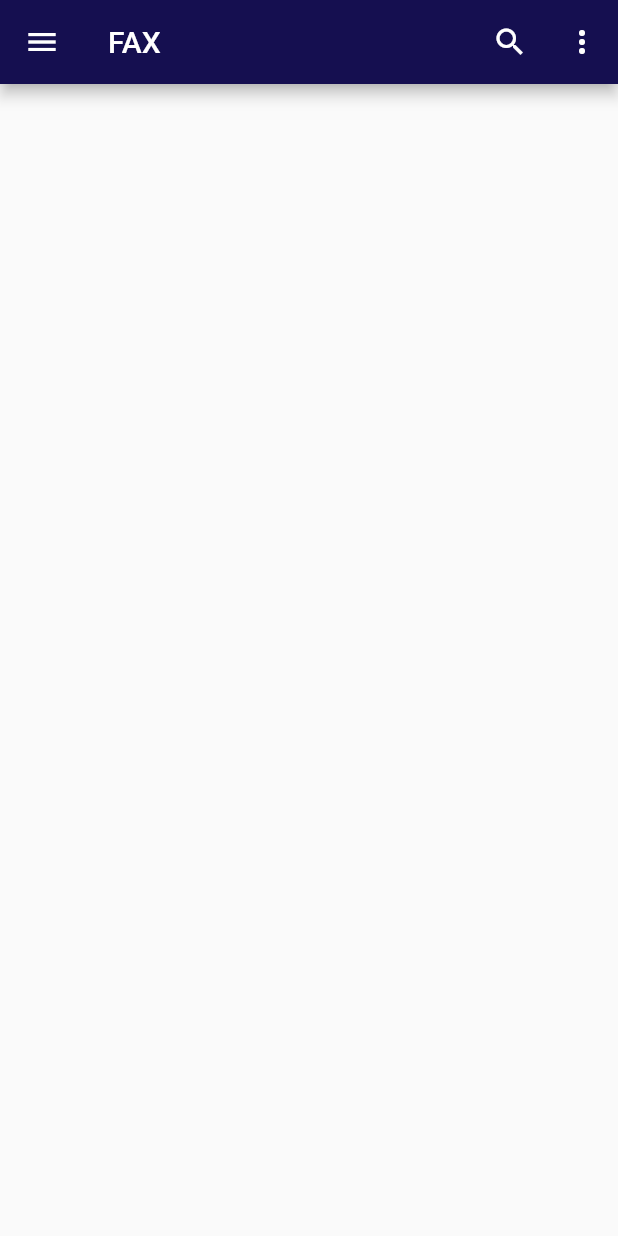
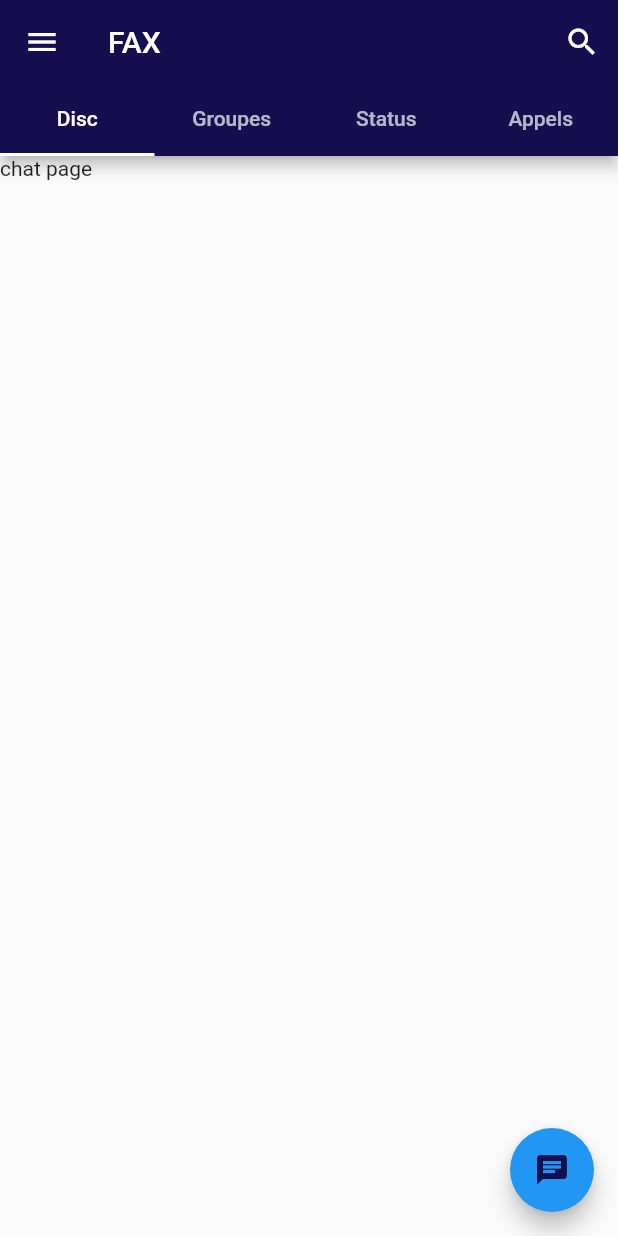
Before and after one commit to abk2035/Fax, a Flutter app: the HomePage screen opened directly, on a phone screen of 412 x 824 dp. Run offline on Flutter 3.47's test engine with Material 2 defaults, Android fonts, the phone set to English and light mode, and no system bars.

Commit message:
-add tabar -create chatpage

```diff
--- a/lib/main.dart
+++ b/lib/main.dart
@@ -4,6 +4,7 @@ import 'package:fax/pages/profil.dart';
 import 'package:fax/pages/register.dart';
 import 'package:fax/pages/splash.dart';
 import 'package:flutter/material.dart';
+
 
 void main() {
   runApp(const MyApp());
@@ -31,7 +32,7 @@ class MyApp extends StatelessWidget {
         primaryColor: const Color(0xff150F50),
       ),
       debugShowCheckedModeBanner: false,
-      home: const ProfilePage(email: 'email', userName: 'userName'),
+      home: const HomePage()//const ProfilePage(email: 'email', userName: 'userName'),
     );
   }
 }
--- /dev/null
+++ b/lib/pages/chat.dart
@@ -0,0 +1,26 @@
+import 'package:flutter/material.dart';
+import 'package:flutter/src/foundation/key.dart';
+import 'package:flutter/src/widgets/framework.dart';
+
+class ChatPage extends StatefulWidget {
+  const ChatPage({Key? key}) : super(key: key);
+
+  @override
+  State<ChatPage> createState() => _ChatPageState();
+}
+
+class _ChatPageState extends State<ChatPage> {
+  @override
+  Widget build(BuildContext context) {
+    return Scaffold(
+      floatingActionButton: FloatingActionButton(
+        onPressed: () {},
+        child: Icon(
+          Icons.chat,
+          color: Theme.of(context).primaryColor,
+        ),
+      ),
+      body: const Text("chat page"),
+    );
+  }
+}
--- a/lib/pages/home.dart
+++ b/lib/pages/home.dart
@@ -1,3 +1,4 @@
+import 'package:fax/pages/chat.dart';
 import 'package:fax/pages/profil.dart';
 import 'package:flutter/material.dart';
 import 'package:flutter/src/foundation/key.dart';
@@ -10,35 +11,51 @@ class HomePage extends StatefulWidget {
   State<HomePage> createState() => _HomePageState();
 }
 
-class _HomePageState extends State<HomePage> {
+class _HomePageState extends State<HomePage>
+    with SingleTickerProviderStateMixin {
   String userName = "jhon doe";
   String email = "";
   bool _isLoading = false;
   String groupName = "";
 
+  late TabController _controller;
+
+  @override
+  void initState() {
+    super.initState();
+    _controller = TabController(
+      length: 4,
+      vsync: this,
+    );
+  }
+
   @override
   Widget build(BuildContext context) {
     return Scaffold(
       appBar: AppBar(
-        title: const Text('FAX'),
+        title: const Text("FAX"),
         backgroundColor: Theme.of(context).primaryColor,
         actions: [
           IconButton(icon: const Icon(Icons.search), onPressed: () {}),
-          PopupMenuButton<String>(onSelected: (value) {
-            print(value);
-          }, itemBuilder: (BuildContext context) {
-            return [
-              const PopupMenuItem(
-                value: 'Profil',
-                child: Text('Profil'),
-              ),
-              const PopupMenuItem(
-                value: 'Profil',
-                child: Text('Profil'),
-              ),
-            ];
-          })
         ],
+        bottom: TabBar(
+          controller: _controller,
+          indicatorColor: Colors.white,
+          tabs: const [
+            Tab(
+              text: "Disc",
+            ),
+            Tab(
+              text: "Groupes",
+            ),
+            Tab(
+              text: "Status",
+            ),
+            Tab(
+              text: "Appels",
+            )
+          ],
+        ),
       ),
       drawer: Drawer(
         child: ListView(
@@ -71,7 +88,7 @@ class _HomePageState extends State<HomePage> {
                   const EdgeInsets.symmetric(horizontal: 20, vertical: 5),
               leading: const Icon(Icons.group),
               title: const Text(
-                "Groups",
+                "nouveau groupe",
                 style: TextStyle(color: Colors.black),
               ),
             ),
@@ -126,6 +143,15 @@ class _HomePageState extends State<HomePage> {
           ],
         ),
       ),
+      body: TabBarView(
+        controller: _controller,
+        children: const [
+          ChatPage(),
+          Text("GRoupe"),
+          Text("status"),
+          Text("Appel"),
+        ],
+      ),
     );
   }
 }
```
